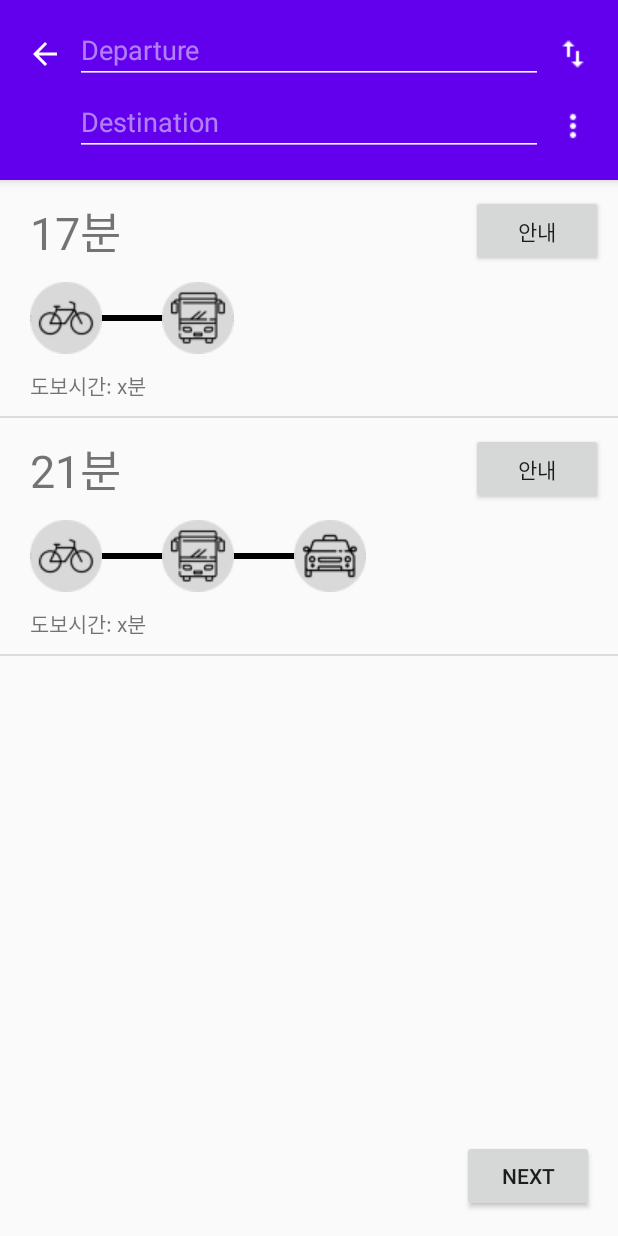
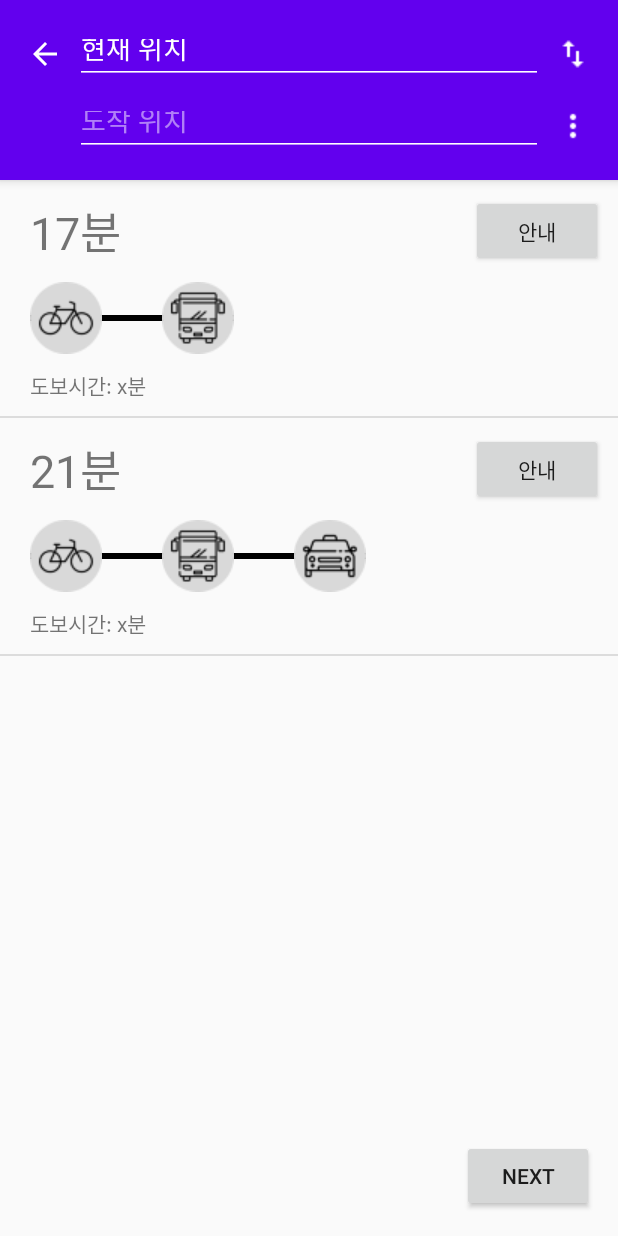
Before and after one commit to arkss/GoHome, an Android app: the SearchFragment screen opened through its navigation route, on a phone screen of 412 x 824 dp. Run offline under Robolectric (Android 15) with nearby library versions, the phone set to English and light mode, and no system bars; libraries missing offline, so code that uses them is left out: com.skt; 9 statements that could not run were skipped.

Commit message:
Departure->현재 위치, Destination->도착 위치

```diff
--- a/FrontEnd/GoHome/app/src/main/res/layout/fragment_search.xml
+++ b/FrontEnd/GoHome/app/src/main/res/layout/fragment_search.xml
@@ -29,7 +29,7 @@
                     android:layout_marginStart="50dp"
                     android:layout_marginTop="16dp"
                     android:layout_marginEnd="50dp"
-                    android:hint="Departure"
+                    android:text="현재 위치"
                     app:layout_constraintEnd_toEndOf="parent"
                     app:layout_constraintStart_toStartOf="parent"
                     app:layout_constraintTop_toTopOf="parent" />
@@ -41,7 +41,7 @@
                     android:layout_marginStart="50dp"
                     android:layout_marginEnd="50dp"
                     android:layout_marginBottom="16dp"
-                    android:hint="Destination"
+                    android:hint="도착 위치"
                     app:layout_constraintBottom_toBottomOf="parent"
                     app:layout_constraintEnd_toEndOf="parent"
                     app:layout_constraintStart_toStartOf="parent" />
```
